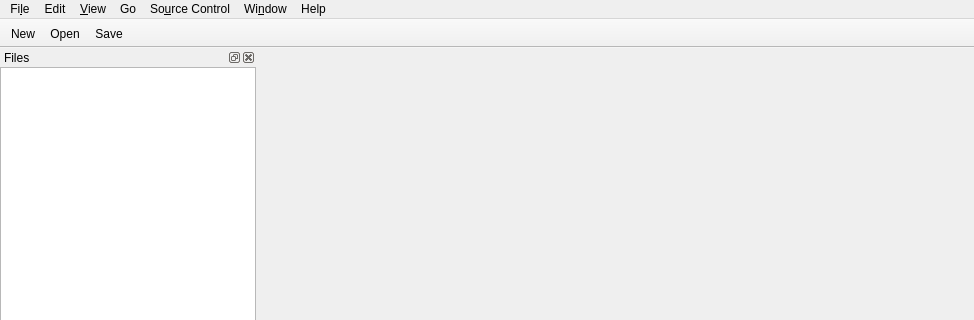
Qt form slate/mainwindow.ui (theCheeseboard/theSlate) before a commit; both pictures show x 0 to 974 and y 0 to 320 of the 974 by 702 pixel window.
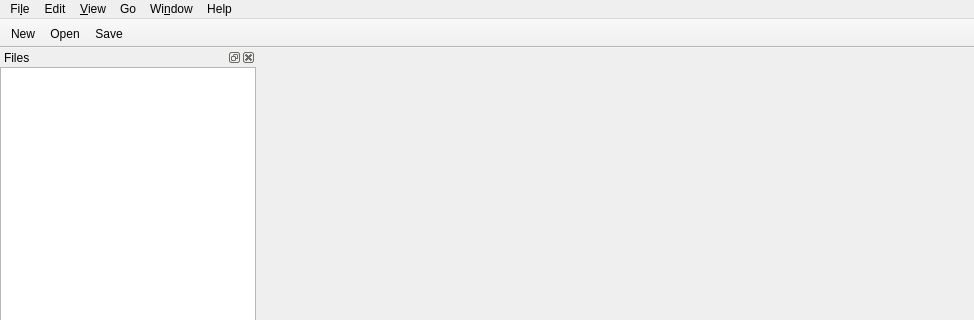
The same form after that commit. Icons and pictures are not drawn. Custom widgets are drawn as their Qt base class.

Commit message: Remove source control menu

```diff
--- a/slate/mainwindow.ui
+++ b/slate/mainwindow.ui
@@ -245,16 +245,6 @@
     <addaction name="separator"/>
     <addaction name="actionAbout"/>
    </widget>
-   <widget class="QMenu" name="menuSource_Control">
-    <property name="title">
-     <string>So&amp;urce Control</string>
-    </property>
-    <addaction name="actionPush"/>
-    <addaction name="actionPull"/>
-    <addaction name="separator"/>
-    <addaction name="actionFetch"/>
-    <addaction name="separator"/>
-   </widget>
    <widget class="QMenu" name="menuWindow">
     <property name="title">
      <string>Wi&amp;ndow</string>
@@ -279,7 +269,6 @@
    <addaction name="menuEdit"/>
    <addaction name="menuView"/>
    <addaction name="menuGo"/>
-   <addaction name="menuSource_Control"/>
    <addaction name="menuWindow"/>
    <addaction name="menuHelp"/>
   </widget>
```
The commit also changes 27 other files.
